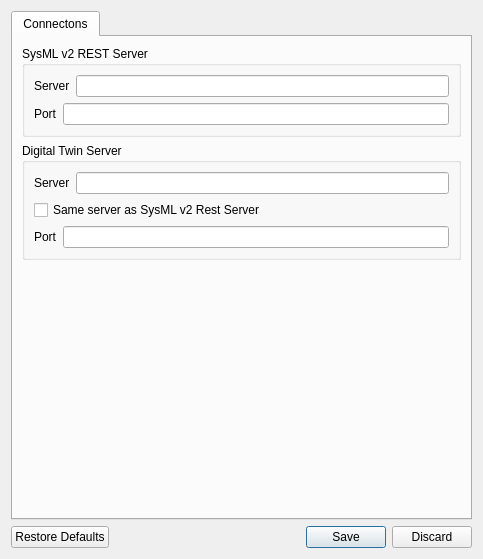
Above: CppDigitalTwin/DTClient/ui/SettingsDialog.ui from Protestator-Research/Digital-Twin before the change. Below: the same form after it.
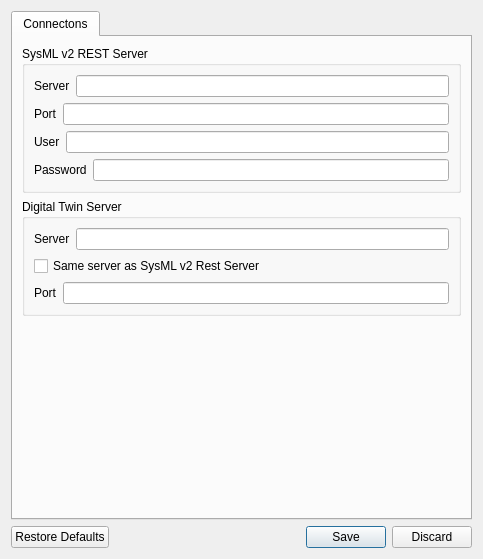
That is the form after the change.

The edit to the form file:
```diff
--- a/CppDigitalTwin/DTClient/ui/SettingsDialog.ui
+++ b/CppDigitalTwin/DTClient/ui/SettingsDialog.ui
@@ -60,7 +60,39 @@
              </widget>
             </item>
             <item>
-             <widget class="QLineEdit" name="lineEdit_2"/>
+             <widget class="QLineEdit" name="SysMLServerPort"/>
+            </item>
+           </layout>
+          </item>
+          <item>
+           <layout class="QHBoxLayout" name="horizontalLayout">
+            <item>
+             <widget class="QLabel" name="label_5">
+              <property name="text">
+               <string>User</string>
+              </property>
+             </widget>
+            </item>
+            <item>
+             <widget class="QLineEdit" name="UserLineEdit"/>
+            </item>
+           </layout>
+          </item>
+          <item>
+           <layout class="QHBoxLayout" name="horizontalLayout_6">
+            <item>
+             <widget class="QLabel" name="label_6">
+              <property name="text">
+               <string>Password</string>
+              </property>
+             </widget>
+            </item>
+            <item>
+             <widget class="QLineEdit" name="PasswordLineEdit">
+              <property name="echoMode">
+               <enum>QLineEdit::Password</enum>
+              </property>
+             </widget>
             </item>
            </layout>
           </item>
```
Left out of the diff: 8 changed lines with no effect on the pictures.
